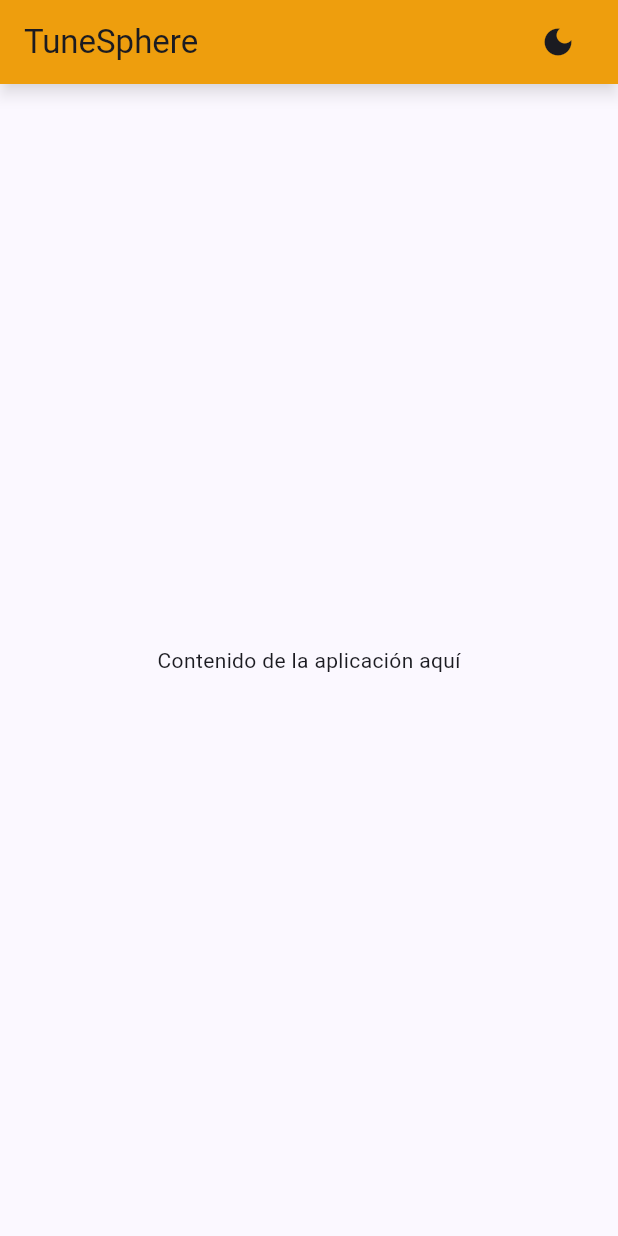
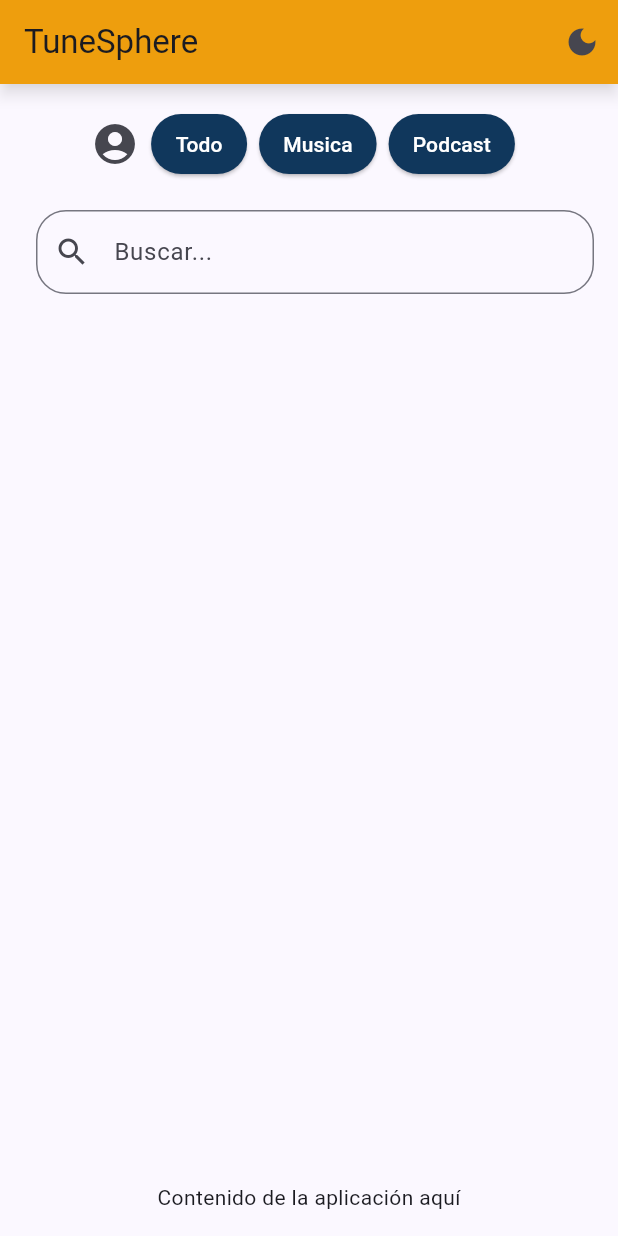
Before and after one commit to juanjosbg/MovilApp-Music, a Flutter app: the screen it shows after launch, on a phone screen of 412 x 824 dp. Run offline on Flutter 3.47's test engine with Material 3 defaults, Android fonts, the phone set to English and light mode, and no system bars.

Commit message:
added styles to this proyect

```diff
--- a/lib/main.dart
+++ b/lib/main.dart
@@ -57,10 +57,8 @@ class _MyHomePageState extends State<MyHomePage> {
   Widget build(BuildContext context) {
     return Scaffold(
       appBar: AppBar(
-        title: Row(
-          mainAxisAlignment: MainAxisAlignment.spaceBetween, // Distribuye espacio entre título y botón
-          children: [
-            Text(widget.title), // Título en la izquierda
+        title: Text(widget.title), // Solo el título en el AppBar
+        actions: [
           IconButton(
             icon: Icon(widget.isDarkMode ? Icons.light_mode : Icons.dark_mode), // Ícono de alternar tema
             onPressed: () {
@@ -68,13 +66,77 @@ class _MyHomePageState extends State<MyHomePage> {
             },
           ),
         ],
-        ),
         backgroundColor: const Color(0xFFFEA500), // Color #FEA en hexadecimal
         elevation: 4, // Añadir sombra en la parte inferior del AppBar
         shadowColor: Colors.black.withOpacity(0.5), // Sombra negra con opacidad del 50%
       ),
-      body: Center(
+      body: Padding(
+        padding: const EdgeInsets.all(16.0),
+        child: Column(
+          crossAxisAlignment: CrossAxisAlignment.center,
+          children: [
+            Row(
+              mainAxisAlignment: MainAxisAlignment.center,
+              children: [
+                // Icono de inicio de sesión
+                IconButton(
+                  icon: const Icon(Icons.account_circle, size: 32),
+                  onPressed: () {
+                    // Acción para iniciar sesión
+                    print('Inicio de sesión');
+                  },
+                ),
+                // Tres botones con borderRadius de 20px
+                _buildCustomButton('Todo'),
+                const SizedBox(width: 8),
+                _buildCustomButton('Musica'),
+                const SizedBox(width: 8),
+                _buildCustomButton('Podcast'),
+                const SizedBox(width: 16),
+              ],
+            ),
+            // Barra de búsqueda
+          Expanded(
+            child: Padding(
+              padding: const EdgeInsets.only(left: 8.0, top: 20),
+              child: TextField(
+                decoration: InputDecoration(
+                  hintText: 'Buscar...',
+                  border: OutlineInputBorder(
+                    borderRadius: BorderRadius.circular(20),
+                  ),
+                  prefixIcon: Icon(Icons.search),
+                ),
+              ),
+            ),
+          ),
+            const SizedBox(height: 16),
+            // Resto del contenido del cuerpo
+            const Center(
               child: Text('Contenido de la aplicación aquí'),
+            ),
+          ],
+        ),
+      ),
+    );
+  }
+
+  // Método para construir botones personalizados con borde redondeado
+  Widget _buildCustomButton(String text) {
+    return ElevatedButton(
+      onPressed: () {
+        // Acción del botón
+      },
+      child: Text(
+        text,
+        style: const TextStyle(color: Colors.white), // Texto blanco
+      ),
+      style: ElevatedButton.styleFrom(
+        backgroundColor: const Color(0xFF10375C), // Color de fondo personalizado
+        shape: RoundedRectangleBorder(
+          borderRadius: BorderRadius.circular(20), // Borde redondeado de 20px
+        ),
+        padding: EdgeInsets.symmetric(horizontal: 16, vertical: 8), // Espaciado interno del botón
       ),
     );
   }
--- a/pubspec.yaml
+++ b/pubspec.yaml
@@ -30,7 +30,6 @@ environment:
 dependencies:
   flutter:
     sdk: flutter
-  spotify_sdk: ^1.0.0
 
 
   # The following adds the Cupertino Icons font to your application.
```
Lines whose indentation alone changed are shown as unchanged.
